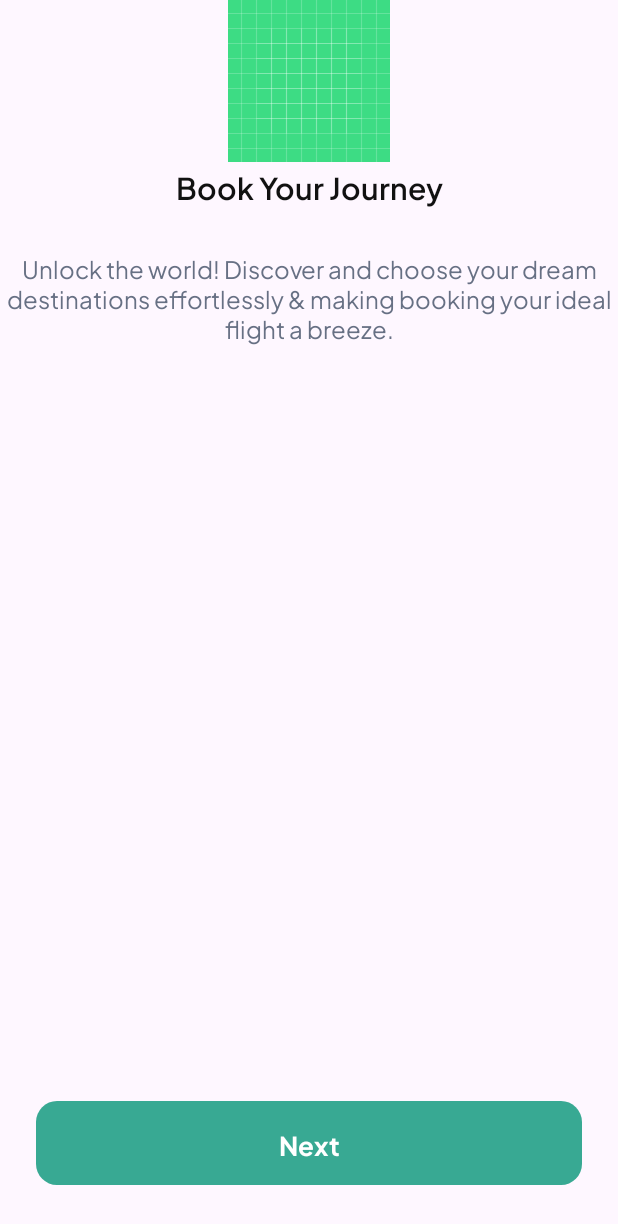
After one commit to SkyExplorer-Team/android-dev, an Android app: the fragment SecondOnboardingFragment shown on its own in the app's theme, on a phone screen of 412 x 824 dp. The commit adds this screen. Shown: the top 1224 px of the screen. Run offline under Robolectric (Android 15) with nearby library versions, the phone set to English and light mode, and no system bars.

Commit message:
[Kmalif][Add] Create onboarding screen

```diff
--- /dev/null
+++ b/app/src/main/java/com/capstone/skyexplorer/presentation/ui/onboarding/SecondOnboardingFragment.kt
@@ -0,0 +1,21 @@
+package com.capstone.skyexplorer.presentation.ui.onboarding
+
+import android.os.Bundle
+import androidx.fragment.app.Fragment
+import android.view.LayoutInflater
+import android.view.View
+import android.view.ViewGroup
+import com.capstone.skyexplorer.R
+
+
+class SecondOnboardingFragment : Fragment() {
+
+    override fun onCreateView(
+        inflater: LayoutInflater, container: ViewGroup?,
+        savedInstanceState: Bundle?
+    ): View? {
+        // Inflate the layout for this fragment
+        return inflater.inflate(R.layout.fragment_second_onboarding, container, false)
+    }
+
+}
--- /dev/null
+++ b/app/src/main/res/layout/fragment_second_onboarding.xml
@@ -0,0 +1,60 @@
+<?xml version="1.0" encoding="utf-8"?>
+<androidx.constraintlayout.widget.ConstraintLayout xmlns:android="http://schemas.android.com/apk/res/android"
+    xmlns:app="http://schemas.android.com/apk/res-auto"
+    xmlns:tools="http://schemas.android.com/tools"
+    android:layout_width="match_parent"
+    android:layout_height="match_parent"
+    tools:context=".presentation.ui.onboarding.SecondOnboardingFragment">
+
+    <ImageView
+        android:id="@+id/ivIlustration"
+        android:layout_width="wrap_content"
+        android:layout_height="wrap_content"
+        android:src="@drawable/ic_launcher_background"
+        app:layout_constraintEnd_toEndOf="parent"
+        app:layout_constraintStart_toStartOf="parent"
+        app:layout_constraintTop_toTopOf="parent" />
+
+    <TextView
+        android:id="@+id/tvTitle"
+        android:layout_width="wrap_content"
+        android:layout_height="wrap_content"
+        android:fontFamily="@font/pjs_semibold"
+        android:gravity="center"
+        android:text="@string/titleOnboarding2"
+        android:textColor="@color/black"
+        android:textSize="20sp"
+        app:layout_constraintEnd_toEndOf="parent"
+        app:layout_constraintStart_toStartOf="parent"
+        app:layout_constraintTop_toBottomOf="@id/ivIlustration" />
+
+    <TextView
+        android:id="@+id/tvDesc"
+        android:layout_width="wrap_content"
+        android:layout_height="wrap_content"
+        android:layout_marginTop="28dp"
+        android:fontFamily="@font/pjs_regular"
+        android:gravity="center"
+        android:text="@string/descOnboarding2"
+        android:textColor="@color/neutral_500"
+        android:textSize="16sp"
+        app:layout_constraintEnd_toEndOf="parent"
+        app:layout_constraintStart_toStartOf="parent"
+        app:layout_constraintTop_toBottomOf="@id/tvTitle" />
+
+    <com.google.android.material.button.MaterialButton
+        android:id="@+id/btnNext"
+        android:layout_width="match_parent"
+        android:layout_height="64dp"
+        android:layout_marginStart="24dp"
+        android:layout_marginEnd="24dp"
+        android:layout_marginBottom="30dp"
+        android:fontFamily="@font/pjs_bold"
+        android:text="@string/next"
+        android:textSize="17sp"
+        app:cornerRadius="14dp"
+        app:layout_constraintBottom_toBottomOf="parent"
+        app:layout_constraintEnd_toEndOf="parent"
+        app:layout_constraintStart_toStartOf="parent" />
+
+</androidx.constraintlayout.widget.ConstraintLayout>
--- a/app/src/main/res/values/strings.xml
+++ b/app/src/main/res/values/strings.xml
@@ -1,3 +1,13 @@
 <resources>
     <string name="app_name">SkyExplorer</string>
+    <!-- TODO: Remove or change this placeholder text -->
+    <string name="hello_blank_fragment">Hello blank fragment</string>
+    <string name="titleOnboarding1">Welcome to SkyExplorer</string>
+    <string name="descOnboarding1">Embark on a world of hassle-free travel planning, effortlessly at your fingertips, making journeys memorable</string>
+    <string name="next">Next</string>
+    <string name="titleOnboarding2">Book Your Journey</string>
+    <string name="descOnboarding2"><![CDATA[Unlock the world! Discover and choose your dream destinations effortlessly & making booking your ideal flight a breeze.]]></string>
+    <string name="titleOnboarding3">Your Gateway to the Skies!</string>
+    <string name="descOnboarding3">SkyExplorer ensures smooth, secure, and stress-free flight reservations, making your gateway unforgettable.</string>
+    <string name="getStarted">Get Started</string>
 </resources>
```
Also changed, not shown: app/src/main/java/com/capstone/skyexplorer/presentation/ui/onboarding/FirstOnboardingFragment.kt (added, +21 -0 lines), app/src/main/java/com/capstone/skyexplorer/presentation/ui/onboarding/ThirdOnboardingFragment.kt (added, +20 -0 lines), app/src/main/res/layout/fragment_first_onboarding.xml (added, +61 -0 lines), app/src/main/res/layout/fragment_third_onboarding.xml (added, +60 -0 lines).
